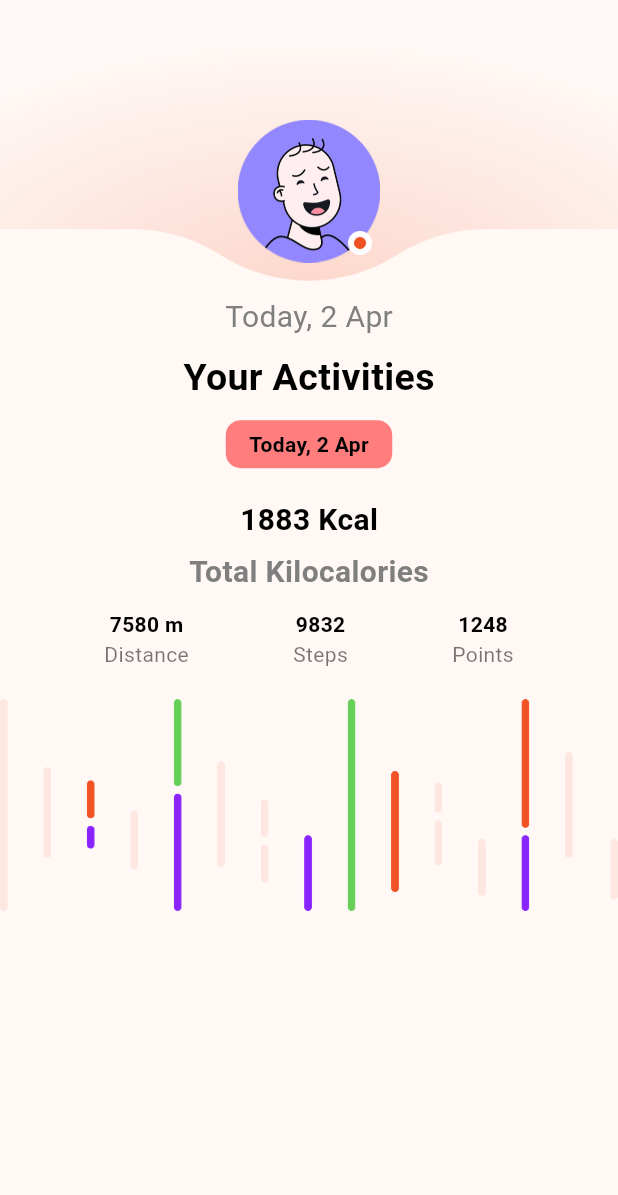
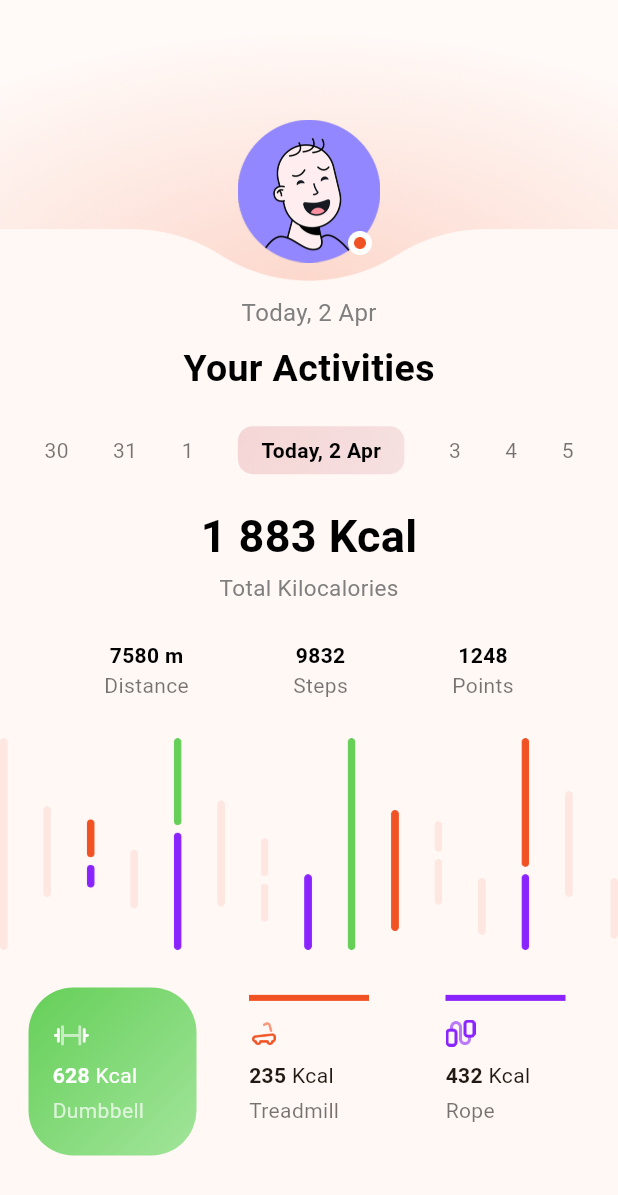
Before and after one commit to aryanbeni/CaFit, a Flutter app: the HomeScreen screen opened directly, on a phone screen of 412 x 824 dp. Shown: the top 1195 px of the screen. Run offline on Flutter 3.47's test engine with Material 3 defaults, Android fonts, the phone set to English and light mode, and no system bars; our stand-ins replace bloc, equatable, flutter_bloc, introduction_screen.

Commit message:
done with home page

```diff
--- a/lib/screens/home_screen.dart
+++ b/lib/screens/home_screen.dart
@@ -11,7 +11,8 @@ class _HomeScreenState extends State<HomeScreen> {
   @override
   Widget build(BuildContext context) {
     return Scaffold(
-      body: Column(
+      body: SingleChildScrollView(child:
+      Column(
         children: [
       Stack(
         children: [
@@ -30,26 +31,42 @@ class _HomeScreenState extends State<HomeScreen> {
         ],
       ),
           SizedBox(height: 10,),
-          Text('Today, 2 Apr',style: TextStyle(fontSize: 20,color: Color(0xff7F7F7F)),),
+          Text('Today, 2 Apr',style: TextStyle(fontSize: 16,color: Color(0xff7F7F7F)),),
           SizedBox(height: 8,),
           Text('Your Activities',style: TextStyle(fontSize: 25,color: Color(0xff000000),fontWeight: FontWeight.bold),),
-          SizedBox(height: 10,),
+          SizedBox(height: 20,),
+          Row(mainAxisAlignment: MainAxisAlignment.spaceEvenly,
+            children: [
+              Text('30',style: TextStyle(color: Colors.black54)),
+              Text('31',style: TextStyle(color: Colors.black54)),
+              Text('1',style: TextStyle(color: Colors.black54)),
               Container(
                 height: 32,
                 width: 111,
                 decoration: BoxDecoration(
-              color: Color(0xffFF7D7D),
-              borderRadius: BorderRadius.circular(10),
+                  gradient: LinearGradient(
+                    colors: [
+                      Color(0xfff5d6d6),
+                      Color(0xfff6e0e0),
+                    ],
+                    begin: Alignment.topLeft,
+                    end: Alignment.bottomRight,
+                  ),              borderRadius: BorderRadius.circular(10),
                 ),
                 child:
                 Center(child: Text('Today, 2 Apr',style: TextStyle(color: Color(0xff000000),fontWeight: FontWeight.bold),),
                 ),
               ),
+              Text('3',style: TextStyle(color: Colors.black54)),
+              Text('4',style: TextStyle(color: Colors.black54)),
+              Text('5',style: TextStyle(color: Colors.black54)),
+            ],
+          ),
     SizedBox(height: 20,),
-    Text('1883 Kcal',style: TextStyle(fontSize: 20,color: Color(0xff000000),fontWeight: FontWeight.bold),),
-          SizedBox(height: 6,),
-          Text('Total Kilocalories',style: TextStyle(fontSize: 20,color: Color(0xff7F7F7F),fontWeight: FontWeight.bold),),
-          SizedBox(height: 10,),
+    Text('1 883 Kcal',style: TextStyle(fontSize: 30,color: Color(0xff000000),fontWeight: FontWeight.bold),),
+          SizedBox(height: 2,),
+          Text('Total Kilocalories',style: TextStyle(fontSize: 15,color: Color(0xff7F7F7F)),),
+          SizedBox(height: 25,),
           Row(mainAxisAlignment: MainAxisAlignment.spaceEvenly,
             children: [
             Column(
@@ -69,10 +86,102 @@ class _HomeScreenState extends State<HomeScreen> {
               ],
             ),
           ],),
-          SizedBox(height: 20,),
-          Image(image: AssetImage('assets/images/Graphs.png'))
+          SizedBox(height: 25,),
+          Image(image: AssetImage('assets/images/Graphs.png')),
+          SizedBox(height: 25,),
+          Row(mainAxisAlignment: MainAxisAlignment.spaceEvenly,
+            children: [
+            Container(
+              width: 112,
+              height: 112,
+              decoration: BoxDecoration(
+                gradient: LinearGradient(
+                  colors: [
+                    Color(0xff65CF58),
+                    Color(0xffa2e59b),
+                  ],
+                  begin: Alignment.topLeft,
+                  end: Alignment.bottomRight,
+                ),
+                borderRadius: BorderRadius.circular(30),
+              ),
+              child: Padding(padding: EdgeInsets.symmetric(horizontal: 16,vertical: 20),child:
+              Column(crossAxisAlignment: CrossAxisAlignment.start,
+                children: [
+                  Container(
+                    height: 24,
+                    width: 24,
+                    child:
+                    Image(image: AssetImage('assets/images/dumbell.png')),
+                  ),
+                  SizedBox(height: 5),
+                  Row(children: [
+                    Text('628 ',style: TextStyle(fontWeight: FontWeight.bold,color: Colors.white),),
+                    Text('Kcal',style: TextStyle(color: Colors.white),),
+                  ],),
+                  SizedBox(height: 3),
+                  Text('Dumbbell',style: TextStyle(color: Colors.white70),),
+                ],
+              ),
+              ),
+            ),
+              Container(
+                height: 112,
+                width: 112,
+                child: Padding(padding: EdgeInsets.only(bottom: 20,left: 16,top: 5),child:
+                Column(crossAxisAlignment: CrossAxisAlignment.start,
+                  children: [
+                    Container(
+                    height: 4,
+                    width: 80,
+                    color: Color(0xffF15223),
+                  ),
+                    SizedBox(height: 12),
+                    Container(
+                      height: 19,
+                      width: 20,
+                      child: Image(image: AssetImage('assets/images/car_icon.png')),
+                    ),
+                    SizedBox(height: 9),
+                    Row(children: [
+                      Text('235 ',style: TextStyle(fontWeight: FontWeight.bold),),
+                      Text('Kcal'),
+                    ],),
+                    SizedBox(height: 3),
+                    Text('Treadmill',style: TextStyle(color: Colors.black54),),
+                  ],
+                ),),
+              ),
+              Container(
+                height: 112,
+                width: 112,
+                child: Padding(padding: EdgeInsets.only(bottom: 20,left: 16,top: 5),child:
+                Column(crossAxisAlignment: CrossAxisAlignment.start,
+                  children: [
+                    Container(
+                      height: 4,
+                      width: 80,
+                      color: Color(0xFF8A24FF),),
+                    SizedBox(height: 12),
+                    Container(
+                      height: 19,
+                      width: 20,
+                      child: Image(image: AssetImage('assets/images/Path2.png')),
+                    ),
+                    SizedBox(height: 9),
+                    Row(children: [
+                      Text('432 ',style: TextStyle(fontWeight: FontWeight.bold),),
+                      Text('Kcal'),
+                    ],),
+                    SizedBox(height: 3),
+                    Text('Rope',style: TextStyle(color: Colors.black54),),
+                  ],
+                ),),
+              ),
+          ],)
         ],
       )
+        ,),
     );
   }
 }
```
Also changed, not shown: assets/images/Line_o.png (deleted), assets/images/Line_p.png (deleted), assets/images/dumbell.png (added). Lines whose indentation alone changed are shown as unchanged.
